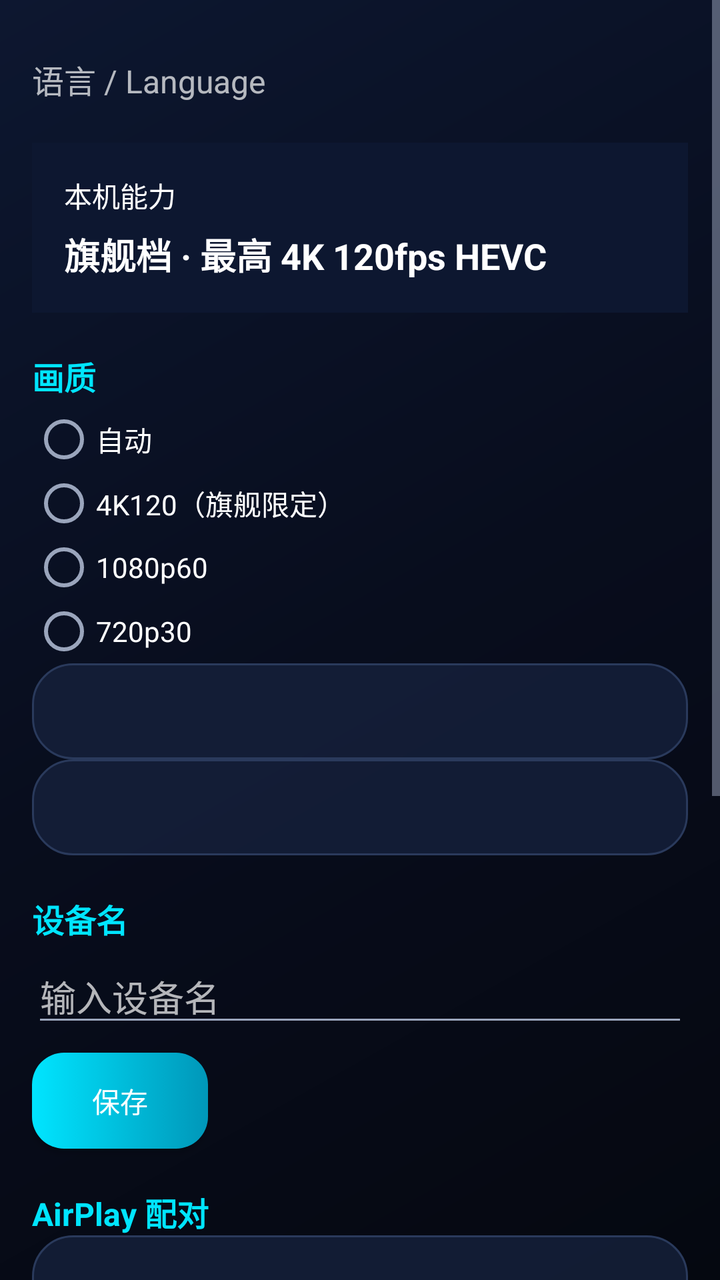
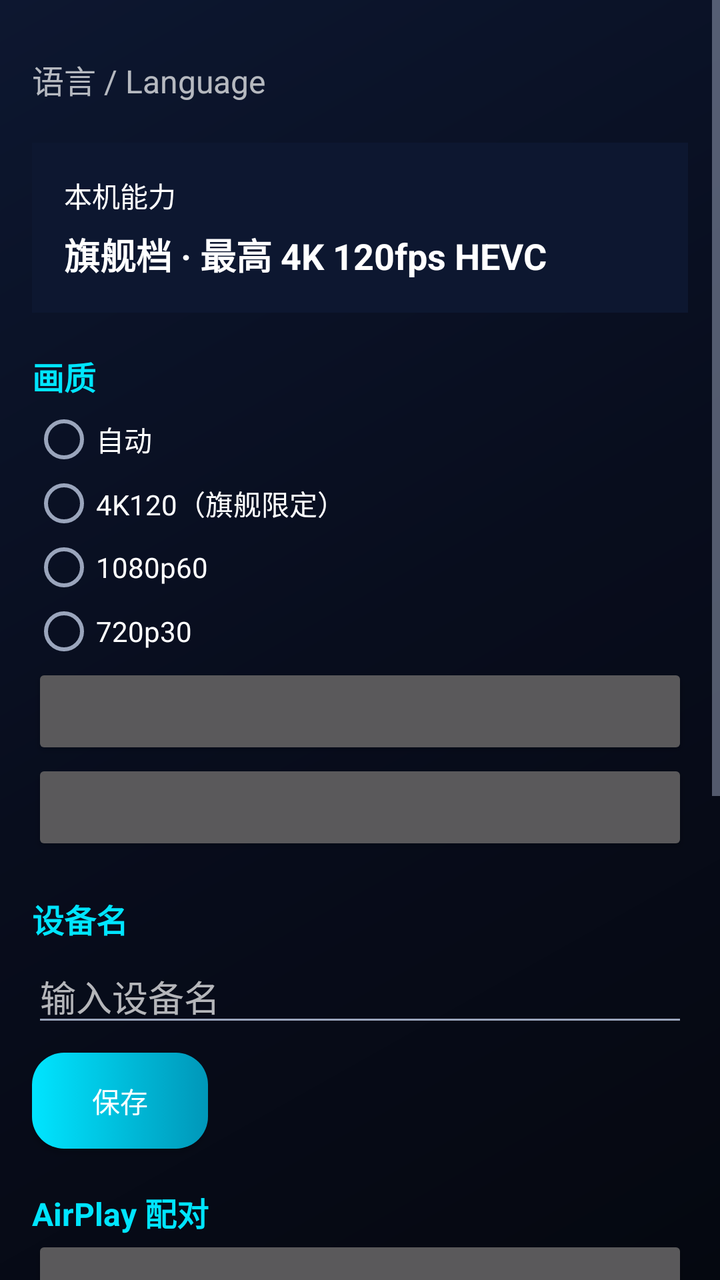

Two renders of the same Android screen: before a commit and after it. Below are the layout's source before the change and the commit's diff.
<!-- AndroidManifest.xml: application theme Theme.CastLink -->
<!-- res/layout/activity_settings.xml -->
<?xml version="1.0" encoding="utf-8"?>
<ScrollView xmlns:android="http://schemas.android.com/apk/res/android"
    android:layout_width="match_parent"
    android:layout_height="match_parent"
    android:background="@drawable/bg_nebula">

    <LinearLayout
        android:layout_width="match_parent"
        android:layout_height="wrap_content"
        android:orientation="vertical"
        android:padding="16dp">

        
        <LinearLayout
            android:id="@+id/row_language"
            android:layout_width="match_parent"
            android:layout_height="wrap_content"
            android:clickable="true"
            android:focusable="true"
            android:gravity="center_vertical"
            android:orientation="horizontal"
            android:paddingTop="12dp"
            android:paddingBottom="12dp">

            <TextView
                android:layout_width="0dp"
                android:layout_height="wrap_content"
                android:layout_weight="1"
                android:text="@string/setting_language_title"
                android:textSize="16sp" />

            <TextView
                android:id="@+id/tv_lang_summary"
                android:layout_width="wrap_content"
                android:layout_height="wrap_content"
                android:textColor="@color/text_secondary"
                android:textSize="14sp" />
        </LinearLayout>

        
        <LinearLayout
            android:layout_width="match_parent"
            android:layout_height="wrap_content"
            android:layout_marginTop="8dp"
            android:background="@color/deep_blue"
            android:orientation="vertical"
            android:padding="16dp">

            <TextView
                android:layout_width="wrap_content"
                android:layout_height="wrap_content"
                android:text="@string/device_capability_title"
                android:textColor="@color/white"
                android:textSize="14sp" />

            <TextView
                android:layout_width="wrap_content"
                android:layout_height="wrap_content"
                android:layout_marginTop="6dp"
                android:text="@string/device_capability_desc"
                android:textColor="@color/white"
                android:textSize="18sp"
                android:textStyle="bold" />
        </LinearLayout>

        
        <TextView
            android:layout_width="wrap_content"
            android:layout_height="wrap_content"
            android:layout_marginTop="20dp"
            android:text="@string/setting_quality_title"
            android:textSize="16sp"
            android:textStyle="bold"
            android:textColor="@color/nebula_cyan" />

        <RadioGroup
            android:id="@+id/rg_quality"
            android:layout_width="match_parent"
            android:layout_height="wrap_content"
            android:layout_marginTop="4dp"
            android:orientation="vertical">

            <RadioButton
                android:id="@+id/rb_quality_auto"
                android:layout_width="match_parent"
                android:layout_height="wrap_content"
                android:text="@string/quality_auto" />

            <RadioButton
                android:id="@+id/rb_quality_flagship"
                android:layout_width="match_parent"
                android:layout_height="wrap_content"
                android:text="@string/quality_flagship" />

            <RadioButton
                android:id="@+id/rb_quality_1080p"
                android:layout_width="match_parent"
                android:layout_height="wrap_content"
                android:text="@string/quality_1080p" />

            <RadioButton
                android:id="@+id/rb_quality_720p"
                android:layout_width="match_parent"
                android:layout_height="wrap_content"
                android:text="@string/quality_720p" />
        </RadioGroup>

        
        <Button
            android:id="@+id/btn_prefer_5g"
            android:layout_width="match_parent"
            android:layout_height="wrap_content"
            android:background="@drawable/bg_glass_btn"
            android:textColor="@color/nebula_text"
            android:gravity="start|center_vertical"
            android:padding="12dp" />

        <Button
            android:id="@+id/btn_legacy_mode"
            android:layout_width="match_parent"
            android:layout_height="wrap_content"
            android:background="@drawable/bg_glass_btn"
            android:textColor="@color/nebula_text"
            android:gravity="start|center_vertical"
            android:padding="12dp" />

        
        <TextView
            android:layout_width="wrap_content"
            android:layout_height="wrap_content"
            android:layout_marginTop="20dp"
            android:text="@string/setting_device_name"
            android:textSize="16sp"
            android:textStyle="bold"
            android:textColor="@color/nebula_cyan" />

        <EditText
            android:id="@+id/et_device_name"
            android:layout_width="match_parent"
            android:layout_height="wrap_content"
            android:layout_marginTop="4dp"
            android:hint="@string/device_name_hint"
            android:inputType="text"
            android:maxLines="1" />

        <Button
            android:id="@+id/btn_save_device_name"
            android:layout_width="wrap_content"
            android:layout_height="wrap_content"
            android:layout_marginTop="8dp"
            android:background="@drawable/bg_neon_btn"
            android:textColor="@color/white"
            android:text="@string/btn_save" />

        
        <TextView
            android:layout_width="wrap_content"
            android:layout_height="wrap_content"
            android:layout_marginTop="20dp"
            android:text="@string/setting_airplay_title"
            android:textSize="16sp"
            android:textStyle="bold"
            android:textColor="@color/nebula_cyan" />

        <Button
            android:id="@+id/btn_skip_pair_verify"
            android:layout_width="match_parent"
            android:layout_height="wrap_content"
            android:background="@drawable/bg_glass_btn"
            android:textColor="@color/nebula_text"
            android:gravity="start|center_vertical"
            android:padding="12dp" />

        <TextView
            android:layout_width="wrap_content"
            android:layout_height="wrap_content"
            android:layout_marginTop="4dp"
            android:text="@string/setting_skip_pair_verify_desc"
            android:textColor="@color/text_secondary"
            android:textSize="13sp" />

        <Button
            android:id="@+id/btn_clear_pairings"
            android:layout_width="wrap_content"
            android:layout_height="wrap_content"
            android:layout_marginTop="8dp"
            android:text="@string/btn_clear_pairings" />

        
        <TextView
            android:layout_width="wrap_content"
            android:layout_height="wrap_content"
            android:layout_marginTop="20dp"
            android:text="@string/setting_update_title"
            android:textSize="16sp"
            android:textStyle="bold"
            android:textColor="@color/nebula_cyan" />

        <TextView
            android:id="@+id/tv_update_version"
            android:layout_width="wrap_content"
            android:layout_height="wrap_content"
            android:layout_marginTop="4dp"
            android:textColor="@color/text_secondary"
            android:textSize="14sp" />

        <TextView
            android:layout_width="wrap_content"
            android:layout_height="wrap_content"
            android:layout_marginTop="4dp"
            android:text="@string/update_source"
            android:textColor="@color/text_secondary"
            android:textSize="13sp" />

        <TextView
            android:layout_width="wrap_content"
            android:layout_height="wrap_content"
            android:layout_marginTop="8dp"
            android:text="@string/update_mirror_label"
            android:textSize="14sp" />

        <Spinner
            android:id="@+id/sp_update_mirror"
            android:layout_width="match_parent"
            android:layout_height="wrap_content"
            android:layout_marginTop="4dp" />

        <LinearLayout
            android:layout_width="match_parent"
            android:layout_height="wrap_content"
            android:layout_marginTop="8dp"
            android:orientation="horizontal">

            <Button
                android:id="@+id/btn_check_update"
                android:layout_width="wrap_content"
                android:layout_height="wrap_content"
                android:text="@string/btn_check_update" />

            <Button
                android:id="@+id/btn_save_update_cfg"
                android:layout_width="wrap_content"
                android:layout_height="wrap_content"
                android:layout_marginStart="8dp"
                android:background="@drawable/bg_neon_btn"
                android:textColor="@color/white"
                android:text="@string/btn_save" />
        </LinearLayout>

        <Button
            android:id="@+id/btn_auto_update"
            android:layout_width="match_parent"
            android:layout_height="wrap_content"
            android:background="@drawable/bg_glass_btn"
            android:textColor="@color/nebula_text"
            android:gravity="start|center_vertical"
            android:padding="12dp" />
    </LinearLayout>
</ScrollView>
<!-- resources referenced by this layout -->
<resources>
  <color name="deep_blue">#0D1730</color>
  <color name="nebula_cyan">#00E5FF</color>
  <color name="nebula_text">#FFFFFF</color>
  <color name="text_secondary">#9AA5BC</color>
  <color name="white">#FFFFFF</color>
  <!-- drawable bg_glass_btn (drawable) -->
  <?xml version="1.0" encoding="utf-8"?>
  <selector xmlns:android="http://schemas.android.com/apk/res/android">
      <item android:state_pressed="true">
          <shape android:shape="rectangle">
              <solid android:color="#CC0E1A30" />
              <stroke
                  android:width="1dp"
                  android:color="#2A3A5C" />
              <corners android:radius="20dp" />
          </shape>
      </item>
      
      <item android:state_focused="true">
          <shape android:shape="rectangle">
              <solid android:color="#CC16213C" />
              <stroke
                  android:width="3dp"
                  android:color="#00E5FF" />
              <corners android:radius="20dp" />
          </shape>
      </item>
      <item>
          <shape android:shape="rectangle">
              <solid android:color="#CC16213C" />
              <stroke
                  android:width="1dp"
                  android:color="#2A3A5C" />
              <corners android:radius="20dp" />
          </shape>
      </item>
  </selector>
  <!-- drawable bg_nebula (drawable) -->
  <?xml version="1.0" encoding="utf-8"?>
  <shape xmlns:android="http://schemas.android.com/apk/res/android"
      android:shape="rectangle">
      <gradient
          android:angle="135"
          android:startColor="#050810"
          android:centerColor="#080D1D"
          android:endColor="#0D1730"
          android:type="linear" />
  </shape>
  <string name="btn_check_update">检查更新</string>
  <string name="btn_clear_pairings">清除已配对设备</string>
  <string name="btn_save">保存</string>
  <string name="device_capability_desc">旗舰档 · 最高 4K 120fps HEVC</string>
  <string name="device_capability_title">本机能力</string>
  <string name="device_name_hint">输入设备名</string>
  <string name="quality_1080p">1080p60</string>
  <string name="quality_720p">720p30</string>
  <string name="quality_auto">自动</string>
  <string name="quality_flagship">4K120（旗舰限定）</string>
  <string name="setting_airplay_title">AirPlay 配对</string>
  <string name="setting_device_name">设备名</string>
  <string name="setting_language_title">语言 / Language</string>
  <string name="setting_quality_title">画质</string>
  <string name="setting_skip_pair_verify_desc">仅在自家可信网络开启。配对缓存损坏导致连接失败时的逃生开关。</string>
  <string name="setting_update_title">在线更新</string>
  <string name="update_mirror_label">下载镜像源</string>
  <string name="update_source">更新源：github.com/programmerguohuajing/castlink</string>
  <style name="Theme.CastLink" parent="android:Theme.Material.NoActionBar">
          <item name="android:colorPrimary">@color/nebula_cyan</item>
          <item name="android:colorPrimaryDark">@color/nebula_bg</item>
          <item name="android:colorAccent">@color/nebula_cyan</item>
          <item name="android:windowBackground">@drawable/bg_nebula</item>
          <item name="android:textColorPrimary">@color/nebula_text</item>
          <item name="android:textColorSecondary">@color/nebula_text_2ry</item>
      </style>
  <color name="nebula_bg">#050810</color>
  <color name="nebula_text_2ry">#9AA5BC</color>
  <!-- unchanged entries left out for length: 1 -->
</resources>

<!-- the commit's change to res/layout/activity_settings.xml (unified diff, before → after) -->
@@ -110,8 +110,7 @@
             android:id="@+id/btn_prefer_5g"
             android:layout_width="match_parent"
             android:layout_height="wrap_content"
-            android:background="@drawable/bg_glass_btn"
-            android:textColor="@color/nebula_text"
+                        android:textColor="@color/nebula_text"
             android:gravity="start|center_vertical"
             android:padding="12dp" />
 
@@ -119,8 +118,7 @@
             android:id="@+id/btn_legacy_mode"
             android:layout_width="match_parent"
             android:layout_height="wrap_content"
-            android:background="@drawable/bg_glass_btn"
-            android:textColor="@color/nebula_text"
+                        android:textColor="@color/nebula_text"
             android:gravity="start|center_vertical"
             android:padding="12dp" />
 
@@ -166,8 +164,7 @@
             android:id="@+id/btn_skip_pair_verify"
             android:layout_width="match_parent"
             android:layout_height="wrap_content"
-            android:background="@drawable/bg_glass_btn"
-            android:textColor="@color/nebula_text"
+                        android:textColor="@color/nebula_text"
             android:gravity="start|center_vertical"
             android:padding="12dp" />
 
@@ -251,8 +248,7 @@
             android:id="@+id/btn_auto_update"
             android:layout_width="match_parent"
             android:layout_height="wrap_content"
-            android:background="@drawable/bg_glass_btn"
-            android:textColor="@color/nebula_text"
+                        android:textColor="@color/nebula_text"
             android:gravity="start|center_vertical"
             android:padding="12dp" />
     </LinearLayout>
<!-- resource entries referenced after the edit -->
@@ -5,38 +5,6 @@
   <color name="nebula_text">#FFFFFF</color>
   <color name="text_secondary">#9AA5BC</color>
   <color name="white">#FFFFFF</color>
-  <!-- drawable bg_glass_btn (drawable) -->
-  <?xml version="1.0" encoding="utf-8"?>
-  <selector xmlns:android="http://schemas.android.com/apk/res/android">
-      <item android:state_pressed="true">
-          <shape android:shape="rectangle">
-              <solid android:color="#CC0E1A30" />
-              <stroke
-                  android:width="1dp"
-                  android:color="#2A3A5C" />
-              <corners android:radius="20dp" />
-          </shape>
-      </item>
-      
-      <item android:state_focused="true">
-          <shape android:shape="rectangle">
-              <solid android:color="#CC16213C" />
-              <stroke
-                  android:width="3dp"
-                  android:color="#00E5FF" />
-              <corners android:radius="20dp" />
-          </shape>
-      </item>
-      <item>
-          <shape android:shape="rectangle">
-              <solid android:color="#CC16213C" />
-              <stroke
-                  android:width="1dp"
-                  android:color="#2A3A5C" />
-              <corners android:radius="20dp" />
-          </shape>
-      </item>
-  </selector>
   <!-- drawable bg_nebula (drawable) -->
   <?xml version="1.0" encoding="utf-8"?>
   <shape xmlns:android="http://schemas.android.com/apk/res/android"
